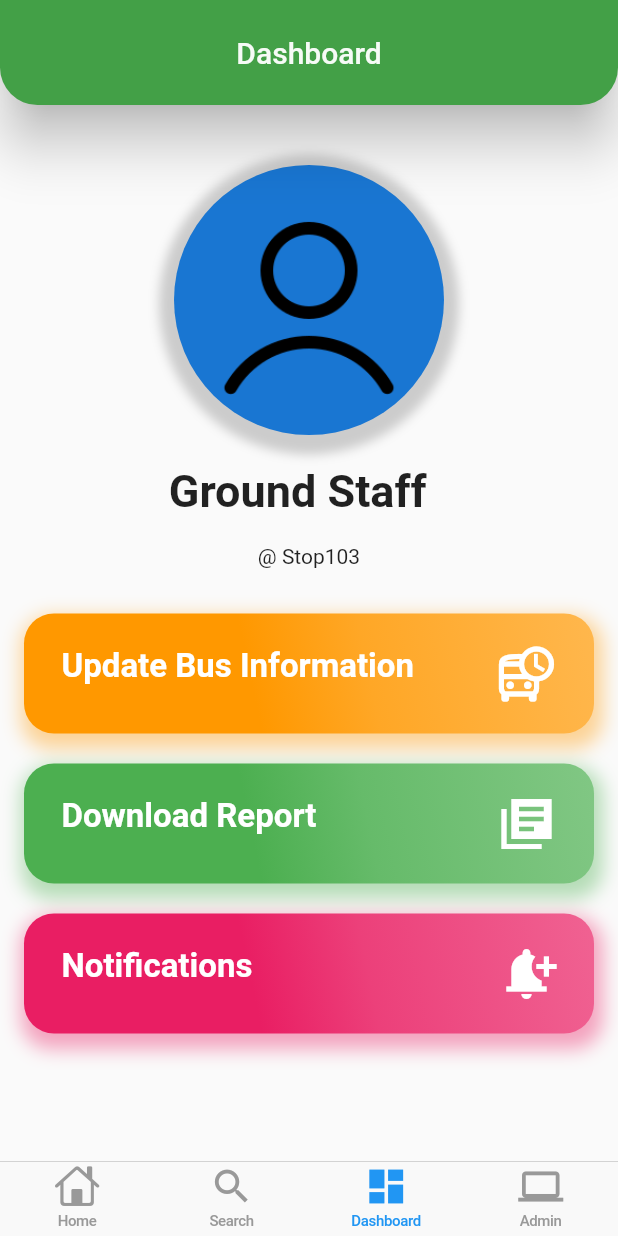
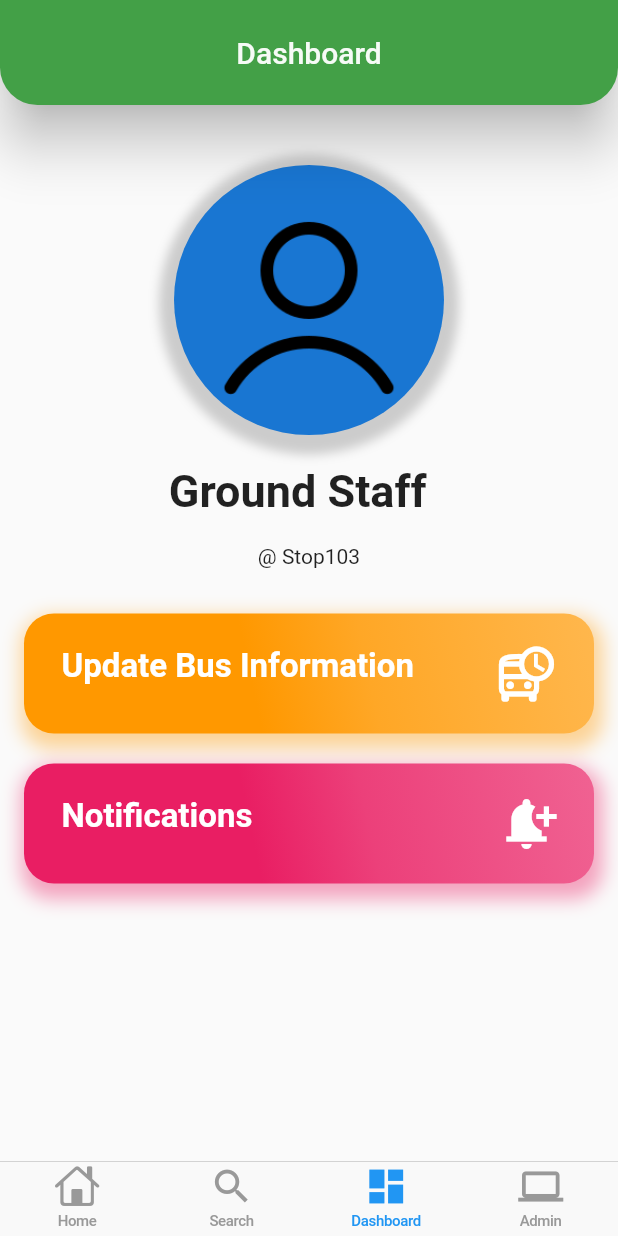
Before and after one commit to yashtejani/TDP5, a Flutter app: the screen it shows after launch, item 3 of the bottom bar chosen, on a phone screen of 412 x 824 dp. Run offline on Flutter 3.47's test engine with Material 2 defaults, Android fonts, the phone set to English and light mode, and no system bars; our stand-ins replace fluttertoast, sizer.

Commit message:
move generate report

```diff
--- a/lib/screens/busList.dart
+++ b/lib/screens/busList.dart
@@ -136,6 +136,7 @@ class _ViewBusDetailState extends State<BusListDetail1> {
         occupied = val['bus_info']['occupied_seats'];
         seats = seats + (capacity - occupied).toString();
         route = route + val['bus_info']['route'].toString();
+        print(route);
       }
     });
     print("AA");
--- a/lib/screens/dashboard.dart
+++ b/lib/screens/dashboard.dart
@@ -116,18 +116,7 @@ class Dashboard extends StatelessWidget {
                         title: 'Bus replacing train', home: UpdateBus())));
               },
             ),
-            WidgetButton(
-              title: "Download Report",
-              color: Colors.green,
 
-              icon: Icons.library_books_sharp,
-              screen: JourneyPlanner(),
-              onTap: () {
-                Navigator.of(context).push(MaterialPageRoute(
-                    builder: (context) => MaterialApp(
-                        title: 'Bus replacing train', home: GenerateReport())));
-              },
-            ),
             WidgetButton(
               title: "Notifications",
               color: Colors.pink,
--- a/lib/screens/generateReport.dart
+++ b/lib/screens/generateReport.dart
@@ -1,5 +1,6 @@
 import 'package:flutter/material.dart';
 import 'package:project/mock/mock_bus_list.dart';
+import 'package:project/screens/admin.dart';
 import 'package:project/screens/dashboard.dart';
 import '../model/bus_list_item.dart';
 
@@ -32,7 +33,7 @@ class GenerateReport extends StatelessWidget {
             icon: const Icon(Icons.arrow_back, color: Colors.white),
             onPressed: () => Navigator.of(context).push(MaterialPageRoute(
                 builder: (context) => const MaterialApp(
-                    title: 'My Flutter App', home: Dashboard()))),
+                    title: 'My Flutter App', home: Admin()))),
         )),
         body: Column(
           children: <Widget>[
```
Also changed, not shown: lib/screens/admin.dart (+14 -0 lines).
